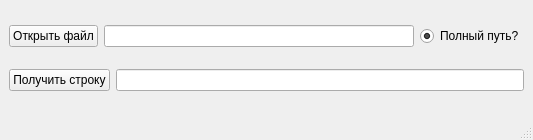
Old version of the form qt/lesson3/task2.ui in the repository GerasimovRM/202b_2023.
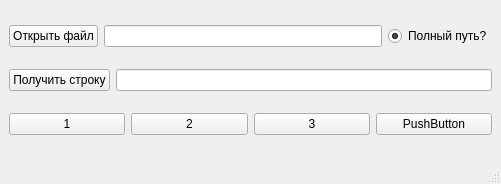
New version of the form.

Commit message: end of lesson3

```diff
--- a/qt/lesson3/task2.ui
+++ b/qt/lesson3/task2.ui
@@ -6,8 +6,8 @@
    <rect>
     <x>0</x>
     <y>0</y>
-    <width>533</width>
-    <height>140</height>
+    <width>501</width>
+    <height>184</height>
    </rect>
   </property>
   <property name="windowTitle">
@@ -61,6 +61,38 @@
       </item>
      </layout>
     </item>
+    <item>
+     <layout class="QHBoxLayout" name="horizontalLayout_3">
+      <item>
+       <widget class="QPushButton" name="pushButton_dialog1">
+        <property name="text">
+         <string>1</string>
+        </property>
+       </widget>
+      </item>
+      <item>
+       <widget class="QPushButton" name="pushButton_dialog2">
+        <property name="text">
+         <string>2</string>
+        </property>
+       </widget>
+      </item>
+      <item>
+       <widget class="QPushButton" name="pushButton_dialog3">
+        <property name="text">
+         <string>3</string>
+        </property>
+       </widget>
+      </item>
+      <item>
+       <widget class="QPushButton" name="pushButton_dialog4">
+        <property name="text">
+         <string>PushButton</string>
+        </property>
+       </widget>
+      </item>
+     </layout>
+    </item>
    </layout>
   </widget>
   <widget class="QMenuBar" name="menubar">
```
Left out of the diff: 2 changed lines with no effect on the pictures. The commit also changes 2 other files.
